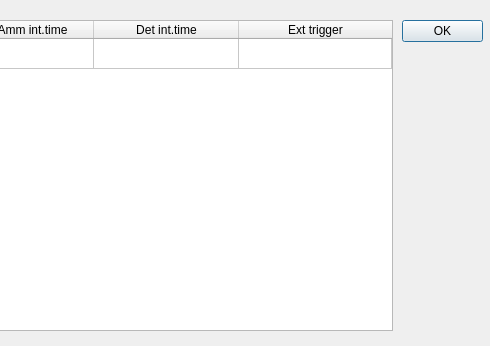
Before: the Qt Designer form ui/intervals.ui in SESAME-Synchrotron/HESEBScanTool, drawn with Qt 5; both pictures show x 508 to 998 and y 0 to 346 of the 998 by 346 pixel window.
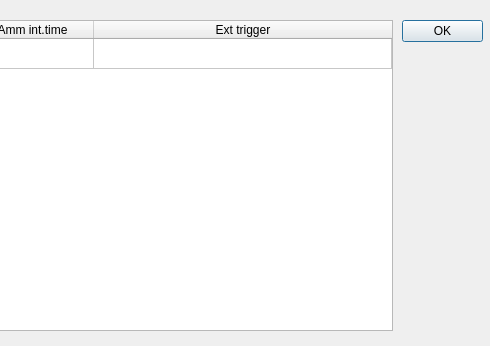
After: the same form once the commit is applied.

Commit message: removing detIntTime

What changed in the file:
```diff
--- a/ui/intervals.ui
+++ b/ui/intervals.ui
@@ -96,11 +96,6 @@
      <string>picoAmm int.time</string>
     </property>
    </column>
-   <column>
-    <property name="text">
-     <string>Det int.time</string>
-    </property>
-   </column>
    <column>
     <property name="text">
      <string>Ext trigger</string>
@@ -116,7 +111,7 @@
      <string/>
     </property>
    </item>
-   <item row="0" column="5">
+   <item row="0" column="4">
     <property name="text">
      <string/>
     </property>
```
The commit also changes 3 other files.
